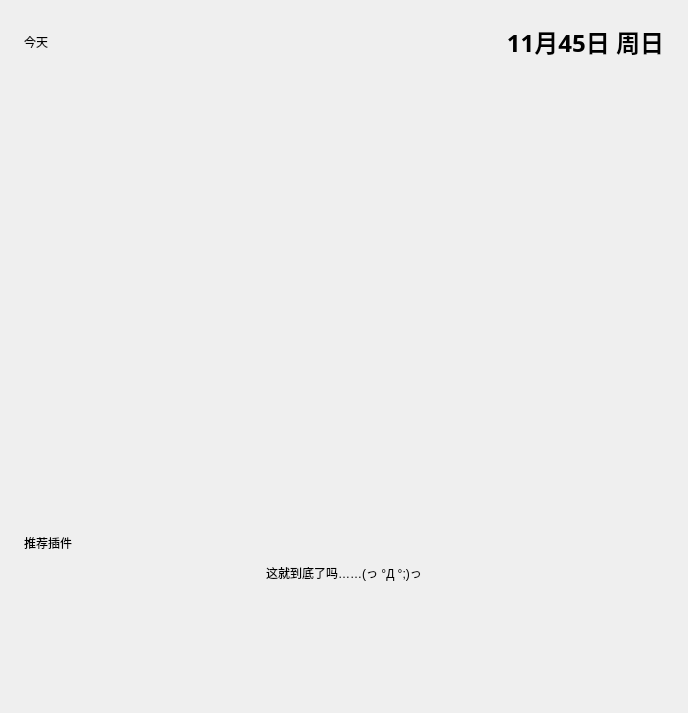
Qt form pp-home.ui (RinLit-233-shiroko/Class-Widgets) before a commit.
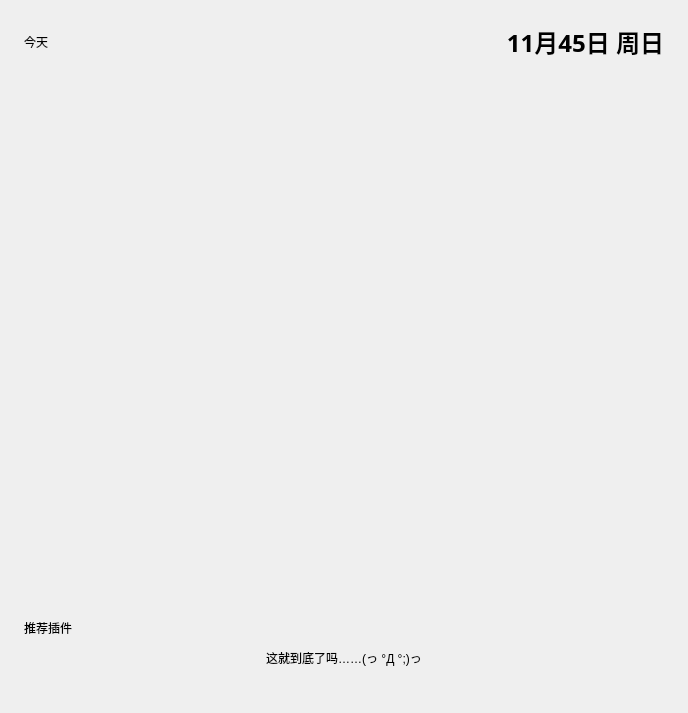
The same form after that commit. Custom widgets are drawn as their Qt base class.

```diff
--- a/pp-home.ui
+++ b/pp-home.ui
@@ -127,6 +127,25 @@
          </property>
         </widget>
        </item>
+       <item>
+        <layout class="QHBoxLayout" name="pagerLayout">
+         <item>
+          <widget class="HorizontalPipsPager" name="banner_pager">
+           <property name="sizePolicy">
+            <sizepolicy hsizetype="Maximum" vsizetype="Expanding">
+             <horstretch>0</horstretch>
+             <verstretch>0</verstretch>
+            </sizepolicy>
+           </property>
+           <item/>
+           <item/>
+           <item/>
+           <item/>
+           <item/>
+          </widget>
+         </item>
+        </layout>
+       </item>
        <item>
         <widget class="SubtitleLabel" name="SubtitleLabel_3">
          <property name="text">
@@ -226,6 +245,11 @@
    <extends>QListWidget</extends>
    <header>qfluentwidgets</header>
   </customwidget>
+  <customwidget>
+   <class>HorizontalPipsPager</class>
+   <extends>QListWidget</extends>
+   <header>qfluentwidgets</header>
+  </customwidget>
  </customwidgets>
  <resources/>
  <connections/>
```
